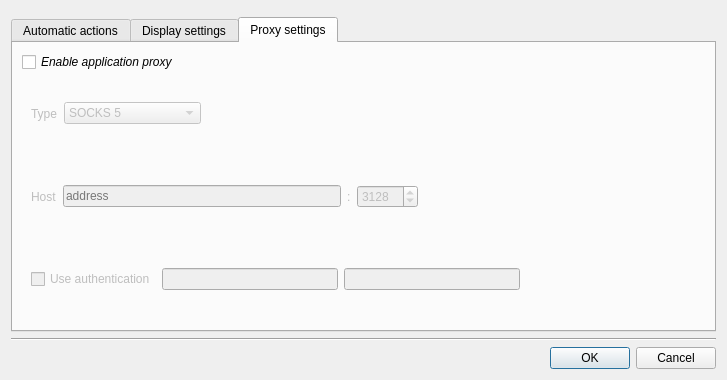
First picture: the form in plugins/perspective/GraphPerspective/designer/PreferencesDialog.ui, repository Tulip-Dev/tulip, before the edit.
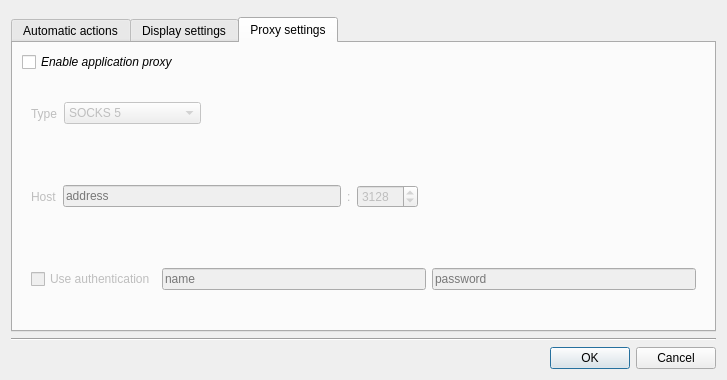
Second picture: the form after the edit. The open tabs and pages were chosen to show the change. Icons and pictures are not drawn.

Commit message: PreferenceDialog fixes: ensure vertical header is not displayed (needed for Qt 5.15) + enlarge dialog height on MacOS + minor cleanup

```diff
--- a/plugins/perspective/GraphPerspective/designer/PreferencesDialog.ui
+++ b/plugins/perspective/GraphPerspective/designer/PreferencesDialog.ui
@@ -607,6 +607,9 @@
             </item>
             <item>
              <widget class="QLineEdit" name="proxyUser">
+              <property name="placeholderText">
+               <string>name</string>
+              </property>
               <property name="enabled">
                <bool>false</bool>
               </property>
@@ -614,6 +617,9 @@
             </item>
             <item>
              <widget class="QLineEdit" name="proxyPassword">
+              <property name="placeholderText">
+               <string>password</string>
+              </property>
               <property name="enabled">
                <bool>false</bool>
               </property>
@@ -622,19 +628,6 @@
               </property>
              </widget>
             </item>
-            <item>
-             <spacer name="horizontalSpacer_3">
-              <property name="orientation">
-               <enum>Qt::Horizontal</enum>
-              </property>
-              <property name="sizeHint" stdset="0">
-               <size>
-                <width>40</width>
-                <height>20</height>
-               </size>
-              </property>
-             </spacer>
-            </item>
            </layout>
           </widget>
          </item>
```
Left out of the diff: 15 changed lines with no effect on the pictures. The commit also changes 1 other file.
